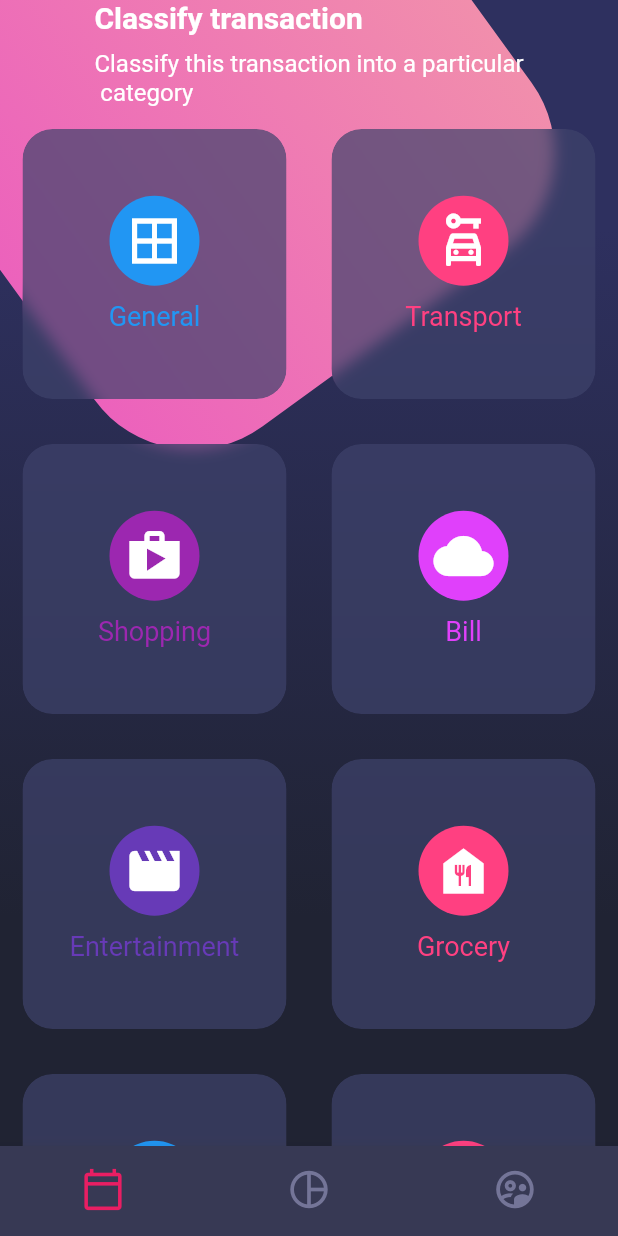
After one commit to cflopezl/FlutterFirst, a Flutter app: the screen it shows after launch, on a phone screen of 412 x 824 dp. The commit adds this screen. Run offline on Flutter 3.47's test engine with Material 2 defaults, Android fonts, the phone set to English and light mode, and no system bars; missing offline and left inert: flutter_card_swipper.

Commit message:
Design number 3

```diff
--- a/disenios/lib/main.dart
+++ b/disenios/lib/main.dart
@@ -1,5 +1,8 @@
+import 'package:disenios/src/screens/home_screen.dart';
 import 'package:flutter/material.dart';
+import 'package:flutter/services.dart';
 
+import 'package:disenios/src/screens/scroll_design.dart';
 import 'package:disenios/src/screens/basic_design.dart';
 
 void main() => runApp(MyApp());
@@ -7,12 +10,18 @@ void main() => runApp(MyApp());
 class MyApp extends StatelessWidget {
   @override
   Widget build(BuildContext context) {
+
+    SystemChrome.setSystemUIOverlayStyle(SystemUiOverlayStyle.light);
+
     return MaterialApp(
       debugShowCheckedModeBanner: false,
       title: 'Material App',
-      initialRoute: 'basic_design',
+      initialRoute: 'home_design',
+      theme: ThemeData.dark(),
       routes: {
         'basic_design':( _ ) => BasicDesignScreen(),
+        'scroll_design':( _ ) => ScrollDesignScreen(),
+        'home_design':( _ ) => HomeDesignScreen(),
       },
     );
   }
--- /dev/null
+++ b/disenios/lib/src/screens/home_screen.dart
@@ -0,0 +1,45 @@
+import 'package:disenios/src/widgets/card_table.dart';
+import 'package:flutter/material.dart';
+
+import 'package:disenios/src/widgets/background.dart';
+import 'package:disenios/src/widgets/page_title.dart';
+import 'package:disenios/src/widgets/custom_bottom_navigation.dart';
+
+class HomeDesignScreen extends StatelessWidget {
+  @override
+  Widget build(BuildContext context) {
+    return Scaffold(
+        body: Stack(
+            children: [
+
+              //Background
+              Background(),
+
+              //Home Body
+              _HomeBody(),
+
+            ],
+          ),
+        bottomNavigationBar: CustomBottomNavigationBar(),
+      );
+  }
+}
+
+class _HomeBody extends StatelessWidget {
+
+  @override
+  Widget build(BuildContext context) {
+    return SingleChildScrollView(
+      child: Column(
+        children: [
+
+          //Titles
+          PageTitle(),
+
+          //Cart Table
+          CardTable(),
+        ],
+      ),
+    );
+  }
+}
--- /dev/null
+++ b/disenios/lib/src/widgets/background.dart
@@ -0,0 +1,58 @@
+import 'dart:math';
+
+import 'package:flutter/material.dart';
+
+class Background extends StatelessWidget {
+  final boxDecoration = BoxDecoration(
+      gradient: LinearGradient(
+        begin: Alignment.topCenter,
+        end: Alignment.bottomCenter,
+        stops: [0.2,0.8],
+        colors: [Color(0xff2E305F), Color(0xff202333)]
+        )
+    );
+
+  @override
+  Widget build(BuildContext context) {
+    return Stack(
+      children: [
+        // Purpule Gradient
+        Container(
+          decoration: boxDecoration,
+        ),
+
+        //Pink box
+        Positioned(
+          top: -100,
+          left: -30,
+          child: _PinkBox()
+          ),
+      ],
+    );
+  }
+
+}
+
+class _PinkBox extends StatelessWidget {
+
+  @override
+  Widget build(BuildContext context) {
+    return Transform.rotate(
+      angle: -pi / 5,
+      child: Container(
+        width: 360,
+        height: 360,
+        decoration: BoxDecoration(
+          color: Colors.pink,
+          borderRadius: BorderRadius.circular(80),
+          gradient: LinearGradient(
+            colors: [
+              Color.fromRGBO(236,98,188,1),
+              Color.fromRGBO(241,142,172,1),
+              ]
+            )
+        ),
+      ),
+    );
+  }
+}
--- /dev/null
+++ b/disenios/lib/src/widgets/card_table.dart
@@ -0,0 +1,101 @@
+import 'dart:ui';
+
+import 'package:flutter/material.dart';
+
+class CardTable extends StatelessWidget {
+
+  @override
+  Widget build(BuildContext context) {
+    return Table(
+
+      children: [
+        TableRow(
+          children: [
+            _SingleCard( color: Colors.blue, icon: Icons.border_all, text: 'General',),
+            _SingleCard( color: Colors.pinkAccent, icon: Icons.car_rental_outlined, text: 'Transport',),
+          ]
+        ),
+        TableRow(
+          children: [
+            _SingleCard( color: Colors.purple, icon: Icons.shop, text: 'Shopping',),
+            _SingleCard( color: Colors.purpleAccent, icon: Icons.cloud, text: 'Bill',),
+          ]
+        ),
+        TableRow(
+          children: [
+            _SingleCard( color: Colors.deepPurple, icon: Icons.movie, text: 'Entertainment',),
+            _SingleCard( color: Colors.pinkAccent, icon: Icons.food_bank, text: 'Grocery',),
+          ]
+        ),
+        TableRow(
+          children: [
+            _SingleCard( color: Colors.blue, icon: Icons.border_all, text: 'General',),
+            _SingleCard( color: Colors.pinkAccent, icon: Icons.car_rental_outlined, text: 'Transport',),
+          ]
+        ),
+      ],
+    );
+  }
+}
+
+class _SingleCard extends StatelessWidget {
+  final IconData icon;
+  final Color color;
+  final String text;
+
+  const _SingleCard({Key? key,
+  required this.icon,
+  required this.color,
+  required this.text}) : super(key: key);
+
+
+
+  @override
+  Widget build(BuildContext context) {
+
+    return _CardBackground(child: Column(
+              mainAxisAlignment: MainAxisAlignment.center,
+              children: [
+                CircleAvatar(
+                  backgroundColor: this.color,
+                  child: Icon(this.icon, size: 40, color: Colors.white,),
+                  radius: 30,
+                ),
+                SizedBox(
+                  height: 10,
+                ),
+                Text('${this.text}', style: TextStyle( color: this.color, fontSize: 18))
+              ],
+            )
+            );
+  }
+}
+
+class _CardBackground extends StatelessWidget {
+
+  final Widget child;
+
+  const _CardBackground({Key? key, required this.child}) : super(key: key);
+
+
+  @override
+  Widget build(BuildContext context) {
+    return Container(
+      margin: EdgeInsets.all(15),
+      child: ClipRRect(
+        borderRadius: BorderRadius.circular(20),
+        child: BackdropFilter(
+          filter: ImageFilter.blur( sigmaX: 5, sigmaY: 5),
+          child: Container(
+            height: 180,
+            decoration: BoxDecoration(
+              color: Color.fromRGBO(62, 66, 107, 0.7),
+              borderRadius: BorderRadius.circular(20),
+            ),
+            child: this.child,
+          ),
+        ),
+      ),
+    );
+  }
+}
--- /dev/null
+++ b/disenios/lib/src/widgets/custom_bottom_navigation.dart
@@ -0,0 +1,29 @@
+import 'package:flutter/material.dart';
+
+class CustomBottomNavigationBar extends StatelessWidget {
+  @override
+  Widget build(BuildContext context) {
+    return BottomNavigationBar(
+      showSelectedLabels: false,
+      showUnselectedLabels: false,
+      selectedItemColor: Colors.pink,
+      unselectedItemColor: Color.fromRGBO(116, 117, 152, 1),
+      backgroundColor: Color.fromRGBO(55, 57, 84, 1),
+      currentIndex: 0,
+      items: [
+        BottomNavigationBarItem(
+          icon: Icon(Icons.calendar_today_outlined, size: 30,),
+          label: "Calendario"
+          ),
+        BottomNavigationBarItem(
+          icon: Icon(Icons.pie_chart_outline_outlined, size: 30,),
+          label: "Grafica"
+          ),
+          BottomNavigationBarItem(
+          icon: Icon(Icons.supervised_user_circle_outlined, size: 30,),
+          label: "Usuarios"
+          ),
+      ]
+      );
+  }
+}
--- /dev/null
+++ b/disenios/lib/src/widgets/page_title.dart
@@ -0,0 +1,30 @@
+import 'package:flutter/material.dart';
+
+class PageTitle extends StatelessWidget {
+
+  @override
+  Widget build(BuildContext context) {
+    return SafeArea(
+      bottom: false,
+      child: Container(
+        margin: EdgeInsets.symmetric( horizontal: 20 ),
+        child: Column(
+          crossAxisAlignment: CrossAxisAlignment.start,
+          children: [
+            Text(
+              'Classify transaction',
+              style: TextStyle(fontSize: 20,fontWeight: FontWeight.bold,color: Colors.white),
+              ),
+              SizedBox(
+                height: 10,
+              ),
+            Text(
+              'Classify this transaction into a particular\n category',
+              style: TextStyle(fontSize: 16, color: Colors.white),
+              ),
+          ],
+        ),
+      ),
+    );
+  }
+}
```
Also changed, not shown: disenios/lib/src/screens/scroll_design.dart (added, +107 -0 lines), qr_reader/lib/main.dart (added, +113 -0 lines), qr_reader/pubspec.yaml (added, +76 -0 lines), disenios/assets/scroll-1.png (added), 66 other files.
